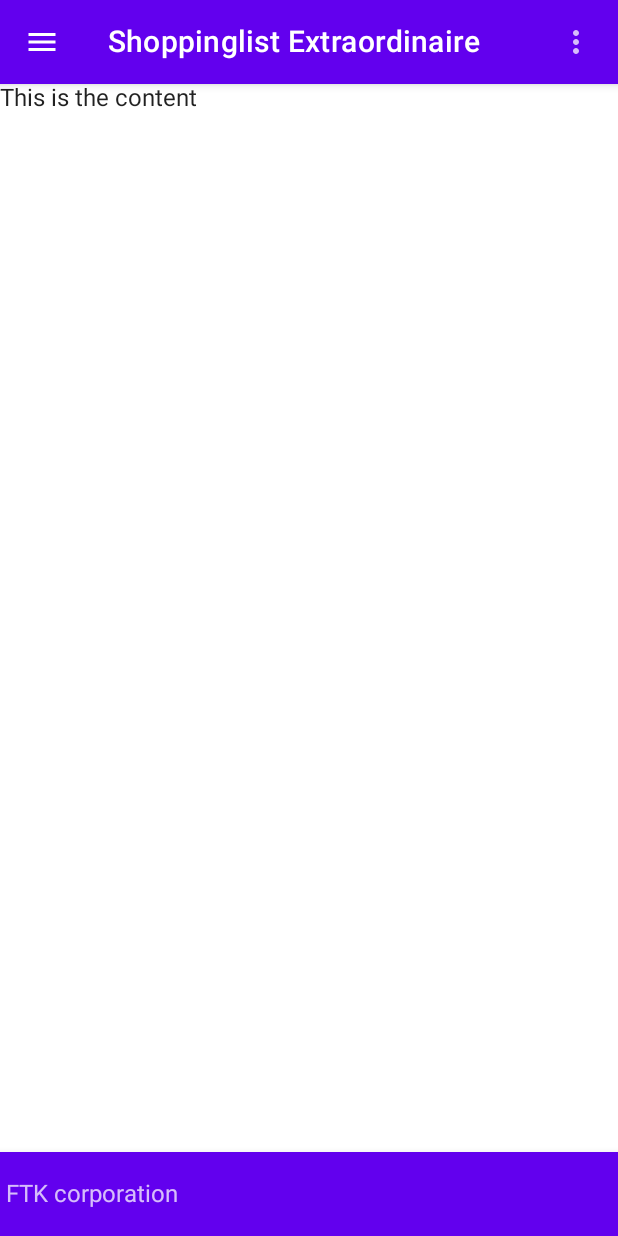
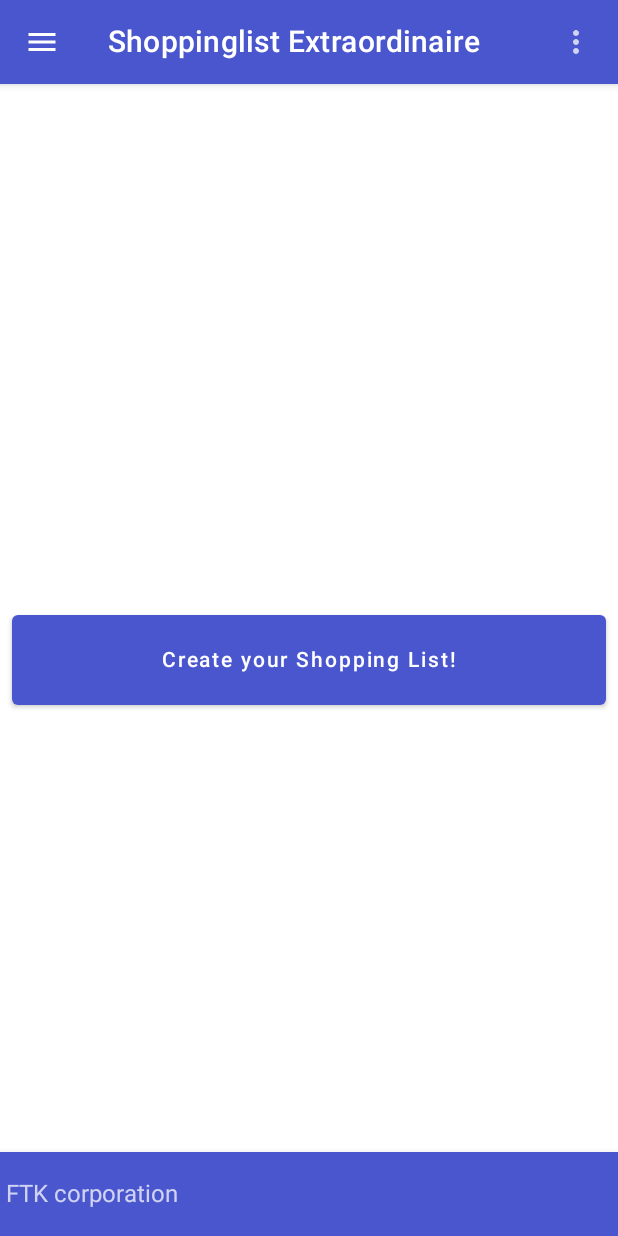
Before and after one commit to FTK-Corporation/FTKShoppingList, an Android app built with Jetpack Compose: the screen it shows after launch (MainActivity), on a phone screen of 412 x 824 dp. Run offline under Robolectric (Android 15) with nearby library versions, the phone set to English and light mode, and no system bars.

Commit message:
Changed Colors, added a button to the main menu + small changes

```diff
--- a/app/build.gradle
+++ b/app/build.gradle
@@ -57,6 +57,7 @@ dependencies {
     implementation 'androidx.compose.material:material:1.1.1'
     implementation 'com.google.firebase:firebase-firestore-ktx:24.4.4'
     implementation 'com.google.firebase:firebase-auth-ktx:21.1.0'
+    implementation 'androidx.lifecycle:lifecycle-viewmodel-compose:2.5.1'
     testImplementation 'junit:junit:4.13.2'
     androidTestImplementation 'androidx.test.ext:junit:1.1.5'
     androidTestImplementation 'androidx.test.espresso:espresso-core:3.5.1'
--- a/app/src/main/java/com/example/ftkshoppinglist/MainActivity.kt
+++ b/app/src/main/java/com/example/ftkshoppinglist/MainActivity.kt
@@ -3,14 +3,22 @@ package com.example.ftkshoppinglist
 import android.os.Bundle
 import androidx.activity.ComponentActivity
 import androidx.activity.compose.setContent
-import androidx.compose.foundation.layout.fillMaxSize
+import androidx.compose.foundation.layout.*
 import androidx.compose.material.*
 import androidx.compose.material.icons.Icons
 import androidx.compose.material.icons.filled.Menu
 import androidx.compose.material.icons.filled.MoreVert
 import androidx.compose.runtime.Composable
+import androidx.compose.ui.Alignment
+import androidx.compose.ui.Alignment.Companion.Center
+import androidx.compose.ui.Alignment.Companion.CenterHorizontally
+import androidx.compose.ui.Alignment.Companion.CenterStart
+import androidx.compose.ui.Alignment.Companion.CenterVertically
 import androidx.compose.ui.Modifier
+import androidx.compose.ui.layout.layout
 import androidx.compose.ui.tooling.preview.Preview
+import androidx.compose.ui.unit.dp
+import androidx.compose.ui.unit.sp
 import com.example.ftkshoppinglist.ui.theme.FTKShoppingListTheme
 
 class MainActivity : ComponentActivity() {
@@ -34,7 +42,16 @@ class MainActivity : ComponentActivity() {
 fun WelcomeScreen() {
     Scaffold(
         topBar = { MyTopBar()},
-        content={ Text(text = "This is the content")},
+        content={
+            Column(
+                modifier = Modifier.fillMaxWidth().fillMaxHeight(),
+                verticalArrangement = Arrangement.Center,
+                horizontalAlignment = Alignment.CenterHorizontally
+            ) {
+                SelectionButtons()
+            }
+
+                },
         bottomBar = { BottomAppBar{ Text(text = "FTK corporation")}}
     )
 
@@ -55,3 +72,21 @@ fun MyTopBar(){
         }
     )
 }
+
+@Composable
+fun SelectionButtons(){
+    Column(
+        verticalArrangement = Arrangement.Center
+    ) {
+        Button(
+            onClick = { /*TODO*/ },
+            modifier = Modifier
+                .fillMaxWidth()
+                .padding(8.dp)
+                .height(60.dp)
+
+        ) {
+            Text(text = "Create your Shopping List!")
+        }
+    }
+}
--- a/app/src/main/java/com/example/ftkshoppinglist/ui/theme/Color.kt
+++ b/app/src/main/java/com/example/ftkshoppinglist/ui/theme/Color.kt
@@ -2,7 +2,6 @@ package com.example.ftkshoppinglist.ui.theme
 
 import androidx.compose.ui.graphics.Color
 
-val Purple200 = Color(0xFFBB86FC)
-val Purple500 = Color(0xFF6200EE)
-val Purple700 = Color(0xFF3700B3)
-val Teal200 = Color(0xFF03DAC5)
+
+val Blue = Color(0xFF4956CE)
+val White = Color(0xFFfdfcfc)
--- a/app/src/main/java/com/example/ftkshoppinglist/ui/theme/Theme.kt
+++ b/app/src/main/java/com/example/ftkshoppinglist/ui/theme/Theme.kt
@@ -7,15 +7,15 @@ import androidx.compose.material.lightColors
 import androidx.compose.runtime.Composable
 
 private val DarkColorPalette = darkColors(
-    primary = Purple200,
-    primaryVariant = Purple700,
-    secondary = Teal200
+    primary = Blue,
+    primaryVariant = Blue,
+    secondary = White
 )
 
 private val LightColorPalette = lightColors(
-    primary = Purple500,
-    primaryVariant = Purple700,
-    secondary = Teal200
+    primary = Blue,
+    primaryVariant = Blue,
+    secondary = White
 
     /* Other default colors to override
     background = Color.White,
```
